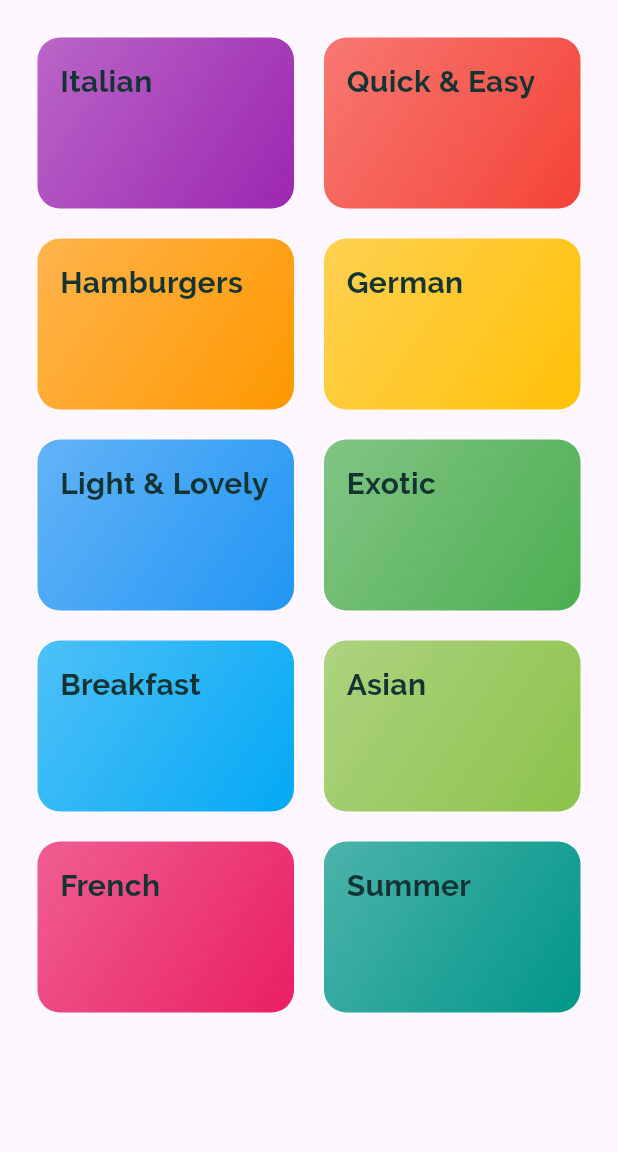
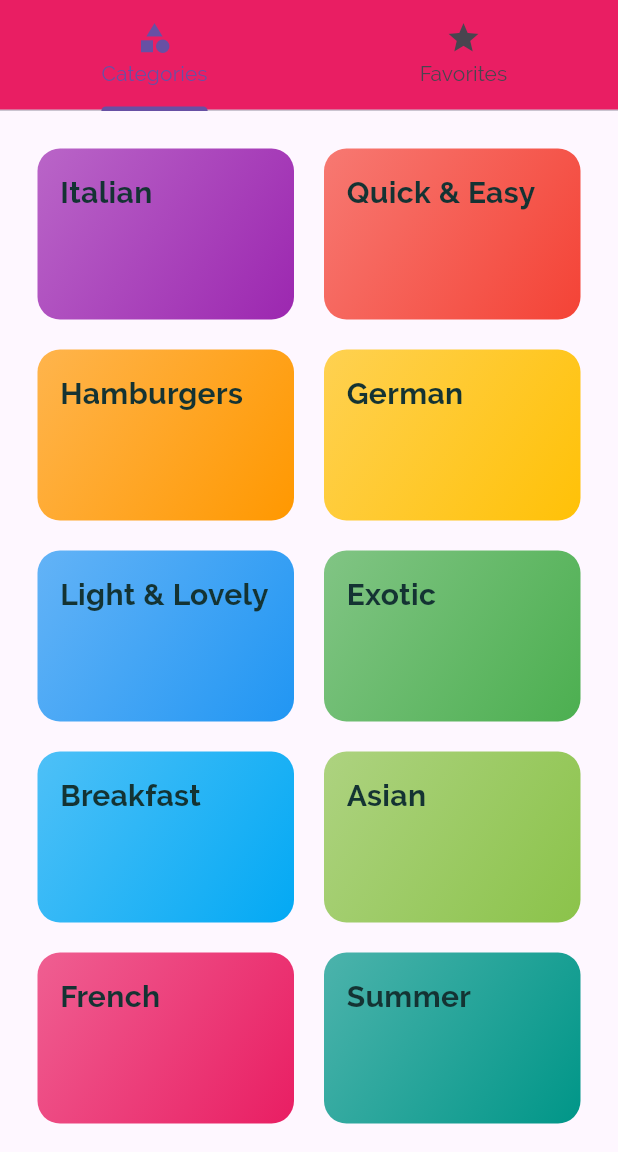
Before and after one commit to Assil28/MEALS_APP, a Flutter app: the screen it shows after launch, on a phone screen of 412 x 824 dp, the part 84-1236 px from its top. Run offline on Flutter 3.47's test engine with Material 3 defaults, Android fonts, the phone set to English and light mode, and no system bars.

Commit message:
Adding a TabBar to the Appbar

```diff
--- a/lib/main.dart
+++ b/lib/main.dart
@@ -2,6 +2,7 @@ import 'package:flutter/material.dart';
 import 'package:meals_app/screens/categories_screen.dart';
 import 'package:meals_app/screens/category_meals_screen.dart';
 import 'package:meals_app/screens/meal_detail_screen.dart';
+import 'package:meals_app/screens/tabs_screen.dart';
 
 void main() => runApp(MyApp());
 
@@ -33,7 +34,7 @@ class MyApp extends StatelessWidget {
       // home: CategoriesScreen(),
       initialRoute: '/',
       routes: {
-        '/': (context) => CategoriesScreen(),
+        '/': (context) => const TabsScreen(),
         //'/category-meals': (context) => CategoryMealsScreen(), = CategoryMealsScreen.routeName: (context) => CategoryMealsScreen(),
 
         CategoryMealsScreen.routeName: (context) => CategoryMealsScreen(),
--- a/lib/screens/categories_screen.dart
+++ b/lib/screens/categories_screen.dart
@@ -7,27 +7,18 @@ class CategoriesScreen extends StatelessWidget {
 
   @override
   Widget build(BuildContext context) {
-    return Scaffold(
-      appBar: AppBar(
-        title: const Text(
-          "DeliMeal",
-          style: TextStyle(color: Colors.white),
-        ),
-        backgroundColor: Colors.pink,
-      ),
-      body: GridView(
+    return  GridView(
         padding: const EdgeInsets.all(25),
-        children: DUMMY_CATEGORIES
-            .map((catData) =>
-                CategoryItem(catData.id, catData.title, catData.color))
-            .toList(),
-        gridDelegate: SliverGridDelegateWithMaxCrossAxisExtent(
+        gridDelegate: const SliverGridDelegateWithMaxCrossAxisExtent(
           maxCrossAxisExtent: 200,
           childAspectRatio: 3 / 2,
           crossAxisSpacing: 20,
           mainAxisSpacing: 20,
         ),
-      ),
+        children: DUMMY_CATEGORIES
+            .map((catData) =>
+                CategoryItem(catData.id, catData.title, catData.color))
+            .toList(),
     );
   }
 }
--- /dev/null
+++ b/lib/screens/favorites_screen.dart
@@ -0,0 +1,10 @@
+import 'package:flutter/material.dart';
+
+class FavoritesScreen extends StatelessWidget {
+  const FavoritesScreen({super.key});
+
+  @override
+  Widget build(BuildContext context) {
+    return const Center(child: Text('The favorite'),);
+  }
+}
--- /dev/null
+++ b/lib/screens/tabs_screen.dart
@@ -0,0 +1,52 @@
+import 'package:flutter/material.dart';
+import 'package:meals_app/screens/categories_screen.dart';
+import 'package:meals_app/screens/favorites_screen.dart';
+
+class TabsScreen extends StatefulWidget {
+  const TabsScreen({super.key});
+
+  @override
+  State<TabsScreen> createState() => _TabsScreenState();
+}
+
+class _TabsScreenState extends State<TabsScreen> {
+  @override
+  Widget build(BuildContext context) {
+    return DefaultTabController(
+      length: 2,
+      // initialIndex: 0,
+      child: Scaffold(
+        appBar: AppBar(
+          title: const Text(
+            "DeliMeal",
+            style: TextStyle(color: Colors.white),
+          ),
+          backgroundColor: Colors.pink,
+          bottom: const TabBar(
+            tabs: [
+              Tab(
+                icon: Icon(
+                  Icons.category,
+
+                ),
+                text: 'Categories',
+              ),
+              Tab(
+                icon: Icon(
+                  Icons.star,
+                ),
+                text: 'Favorites',
+              ),
+            ],
+          ),
+        ),
+        body: const TabBarView(
+          children: [
+            CategoriesScreen(),
+            FavoritesScreen(),
+          ],
+        ),
+      ),
+    );
+  }
+}
```
